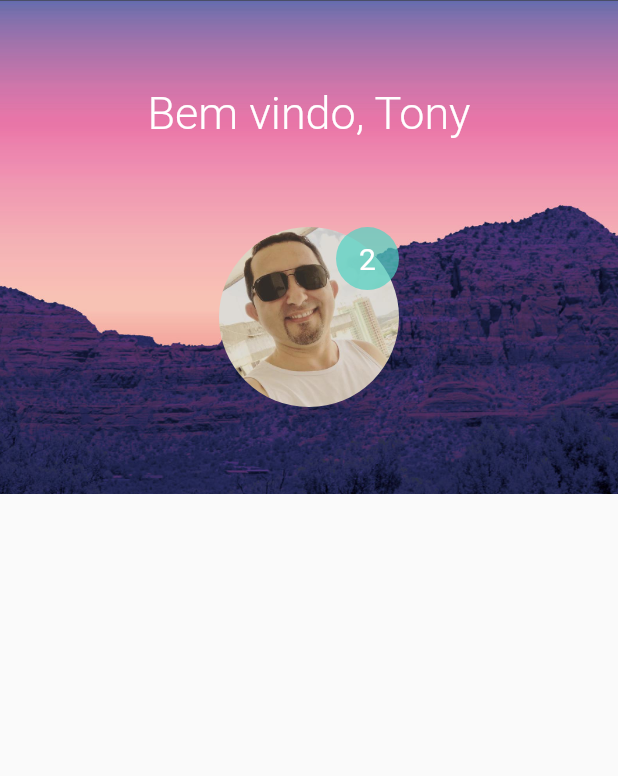
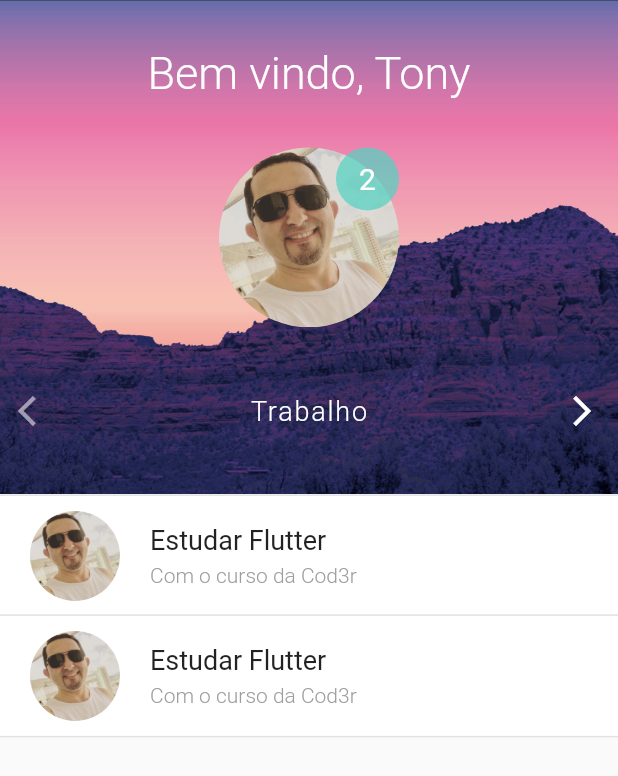
Before and after one commit to TonySilva7/animated-login-flutter, a Flutter app: the screen it shows after launch, on a phone screen of 412 x 824 dp. Shown: the top 776 px of the screen. Run offline on Flutter 3.47's test engine with Material 2 defaults, Android fonts, the phone set to English and light mode, and no system bars.

Commit message:
feat: create animation home and list in home

```diff
--- /dev/null
+++ b/lib/screens/home/widgets/animated_list_vew.dart
@@ -0,0 +1,29 @@
+import 'package:flutter/material.dart';
+import 'package:login_animated/screens/home/widgets/list_data.dart';
+
+class AnimatedListView extends StatelessWidget {
+  final Animation<EdgeInsets> listSlidePosition;
+
+  const AnimatedListView({super.key, required this.listSlidePosition});
+
+  @override
+  Widget build(BuildContext context) {
+    return Stack(
+      alignment: Alignment.bottomCenter,
+      children: [
+        ListData(
+          title: 'Estudar Flutter',
+          subtitle: 'Com o curso da Cod3r',
+          image: const AssetImage('assets/images/perfil.jpeg'),
+          margin: listSlidePosition.value * 1,
+        ),
+        ListData(
+          title: 'Estudar Flutter',
+          subtitle: 'Com o curso da Cod3r',
+          image: const AssetImage('assets/images/perfil.jpeg'),
+          margin: listSlidePosition.value * 0,
+        ),
+      ],
+    );
+  }
+}
--- /dev/null
+++ b/lib/screens/home/widgets/category_view.dart
@@ -0,0 +1,56 @@
+import 'package:flutter/material.dart';
+
+class CategoryView extends StatefulWidget {
+  const CategoryView({super.key});
+
+  @override
+  State<CategoryView> createState() => _CategoryViewState();
+}
+
+class _CategoryViewState extends State<CategoryView> {
+  final List<String> categories = ['Trabalho', 'Estudos', 'Casa'];
+  int indexCat = 0;
+
+  void handleClick(String direction) {
+    if (direction == 'left') {
+      setState(() {
+        indexCat == 0 ? indexCat : indexCat--;
+      });
+    } else {
+      setState(() {
+        indexCat == categories.length - 1 ? indexCat : indexCat++;
+      });
+    }
+  }
+
+  @override
+  Widget build(BuildContext context) {
+    print(indexCat);
+    return Row(
+      mainAxisAlignment: MainAxisAlignment.spaceBetween,
+      children: [
+        IconButton(
+          icon: const Icon(Icons.arrow_back_ios),
+          color: Colors.white,
+          disabledColor: Colors.white54,
+          onPressed: indexCat > 0 ? () => handleClick('left') : null,
+        ),
+        Text(
+          categories[indexCat],
+          style: const TextStyle(
+            fontSize: 18.0,
+            letterSpacing: 1.2,
+            fontWeight: FontWeight.w300,
+            color: Colors.white,
+          ),
+        ),
+        IconButton(
+          icon: const Icon(Icons.arrow_forward_ios),
+          color: Colors.white,
+          disabledColor: Colors.white54,
+          onPressed: indexCat < (categories.length - 1) ? () => handleClick('right') : null,
+        )
+      ],
+    );
+  }
+}
--- a/lib/screens/home/widgets/home_top.dart
+++ b/lib/screens/home/widgets/home_top.dart
@@ -1,4 +1,5 @@
 import 'package:flutter/material.dart';
+import 'package:login_animated/screens/home/widgets/category_view.dart';
 
 class HomeTop extends StatelessWidget {
   final Animation<double> containerGrow;
@@ -62,6 +63,7 @@ class HomeTop extends StatelessWidget {
                     )
                   : Container(),
             ),
+            CategoryView(),
           ],
         ),
       ),
--- /dev/null
+++ b/lib/screens/home/widgets/list_data.dart
@@ -0,0 +1,51 @@
+import 'package:flutter/material.dart';
+
+class ListData extends StatelessWidget {
+  final String title;
+  final String subtitle;
+  final ImageProvider image;
+  final EdgeInsets margin;
+
+  const ListData({
+    super.key,
+    required this.title,
+    required this.subtitle,
+    required this.image,
+    required this.margin,
+  });
+
+  @override
+  Widget build(BuildContext context) {
+    return Container(
+      margin: margin,
+      decoration: BoxDecoration(
+        color: Colors.white,
+        border: Border(
+          top: BorderSide(color: Colors.grey.withOpacity(0.3), width: 1.0),
+          bottom: BorderSide(color: Colors.grey.withOpacity(0.3), width: 1.0),
+        ),
+      ),
+      child: Row(
+        children: [
+          Container(
+            margin: const EdgeInsets.only(top: 10, bottom: 10, left: 20, right: 20),
+            width: 60.0,
+            height: 60.0,
+            decoration: BoxDecoration(
+              shape: BoxShape.circle,
+              image: DecorationImage(image: image),
+            ),
+          ),
+          Column(
+            crossAxisAlignment: CrossAxisAlignment.start,
+            children: [
+              Text(title, style: const TextStyle(fontSize: 18, fontWeight: FontWeight.w400)),
+              const SizedBox(height: 5.0),
+              Text(subtitle, style: const TextStyle(fontSize: 14, fontWeight: FontWeight.w300, color: Colors.grey)),
+            ],
+          )
+        ],
+      ),
+    );
+  }
+}
--- a/lib/screens/home/widgets/stagger_animation.dart
+++ b/lib/screens/home/widgets/stagger_animation.dart
@@ -1,23 +1,33 @@
 import 'package:flutter/material.dart';
+import 'package:login_animated/screens/home/widgets/animated_list_vew.dart';
 import 'package:login_animated/screens/home/widgets/home_top.dart';
 
 class StaggerAnimation extends StatelessWidget {
   final AnimationController controller;
   final Animation<double> containerGrow;
+  final Animation<EdgeInsets> listSlidePosition;
 
   StaggerAnimation({super.key, required this.controller})
       : containerGrow = CurvedAnimation(
           parent: controller,
           curve: Curves.ease,
+        ),
+        listSlidePosition = EdgeInsetsTween(
+          begin: const EdgeInsets.only(bottom: 0),
+          end: const EdgeInsets.only(bottom: 80),
+        ).animate(
+          CurvedAnimation(
+            parent: controller,
+            curve: const Interval(0.325, 0.8, curve: Curves.ease),
+          ),
         );
 
   Widget _buildAnimation(BuildContext context, Widget? child) {
     return ListView(
       padding: EdgeInsets.zero,
       children: [
-        HomeTop(
-          containerGrow: containerGrow,
-        ),
+        HomeTop(containerGrow: containerGrow),
+        AnimatedListView(listSlidePosition: listSlidePosition),
       ],
     );
   }
```
